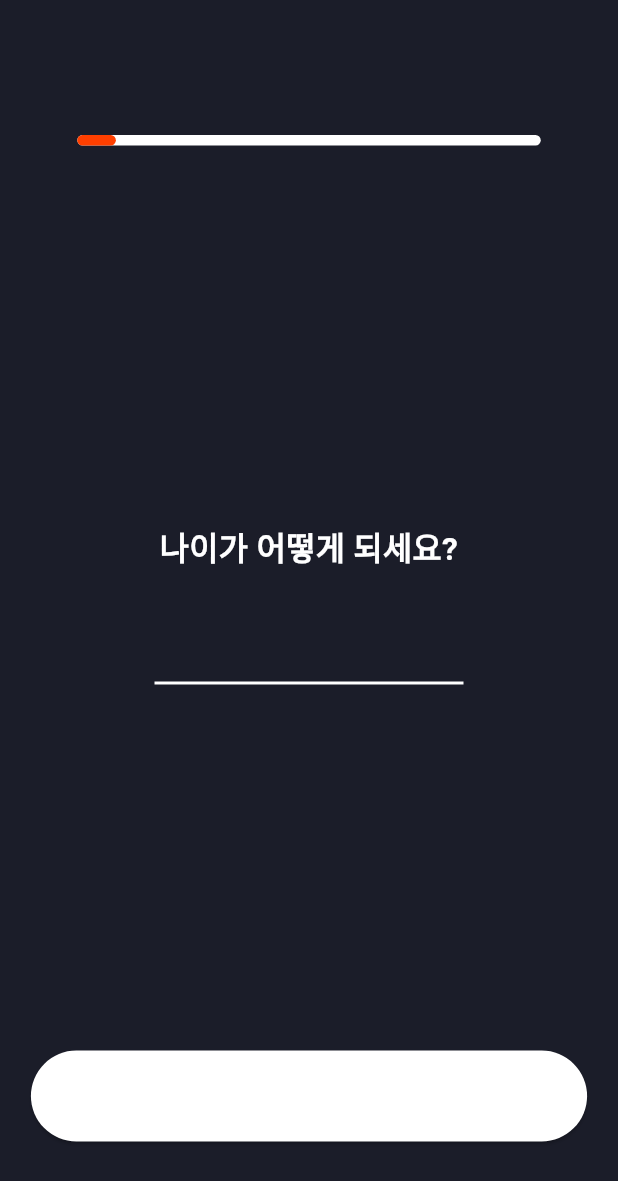
After one commit to samuel5721/chatfit, a Flutter app: the FirstServeyScreen screen opened by its route, after a tap on "다음으로", on a phone screen of 412 x 824 dp. The commit adds this screen. Shown: the top 1181 px of the screen. Run offline on Flutter 3.47's test engine with Material 3 defaults, Android fonts, the phone set to English and light mode, and no system bars; our stand-ins replace firebase_core, firebase_storage, flutter_calendar_carousel, flutter_screenutil, flutter_svg, flutter_tts and 1 more; accounts and stored records are empty.

Commit message:
feat: rem, servey

```diff
--- a/lib/main.dart
+++ b/lib/main.dart
@@ -1,6 +1,7 @@
 import 'package:flutter/material.dart';
 import 'package:chatfit/routes.dart';
 import 'package:firebase_core/firebase_core.dart';
+import 'package:flutter_screenutil/flutter_screenutil.dart';
 
 void main() async {
   WidgetsFlutterBinding.ensureInitialized();
@@ -18,20 +19,29 @@ class MyApp extends StatefulWidget {
 class _MyAppState extends State<MyApp> {
   @override
   Widget build(BuildContext context) {
-    return MaterialApp(
+    return ScreenUtilInit(
+      designSize: const Size(390, 784),
+      child: MaterialApp(
         title: 'Flutter Demo',
         theme: ThemeData(
           primaryColor: const Color(0xff1B1D29),
           scaffoldBackgroundColor: const Color(0xff1B1D29),
           colorScheme: ColorScheme.fromSwatch().copyWith(
             primary: const Color(0xffFF3F00),
+            secondary: const Color(0xffffffff),
           ),
           textTheme: Typography.blackMountainView.apply(
             bodyColor: Colors.white,
             displayColor: Colors.white,
           ),
         ),
+        builder: (context, child) {
+          return MediaQuery(
+              data: MediaQuery.of(context).copyWith(textScaleFactor: 1.0),
+              child: child!);
+        },
         routes: routes,
+      ),
     );
   }
 }
--- /dev/null
+++ b/lib/screens/initial_screens/first_servey_screen.dart
@@ -0,0 +1,188 @@
+import 'package:flutter/foundation.dart';
+import 'package:flutter/material.dart';
+import 'package:flutter/services.dart';
+import 'package:flutter_screenutil/flutter_screenutil.dart';
+
+class FirstServeyScreen extends StatefulWidget {
+  const FirstServeyScreen({super.key});
+
+  @override
+  State<FirstServeyScreen> createState() => _FirstServeyScreenState();
+}
+
+class _FirstServeyScreenState extends State<FirstServeyScreen> {
+  int progress = 0;
+  int length = 12;
+
+  @override
+  Widget build(BuildContext context) {
+    final double screenWidth = MediaQuery.of(context).size.width;
+    final double screenHeight = MediaQuery.of(context).size.height;
+
+    return Scaffold(
+      body: SingleChildScrollView(
+        child: Center(
+          child: Column(
+            crossAxisAlignment: CrossAxisAlignment.center,
+            mainAxisAlignment: MainAxisAlignment.spaceBetween,
+            children: [
+              SizedBox(
+                height: screenHeight * 0.85,
+                child: (progress == 0)
+                    ? const FirstBox()
+                    : (progress > 0)
+                        ? Column(
+                            mainAxisAlignment: MainAxisAlignment.center,
+                            children: [
+                              SizedBox(
+                                width: screenWidth * 0.75,
+                                height: 100.h,
+                                child: Column(
+                                  children: [
+                                    const SizedBox(height: 90),
+                                    LinearProgressIndicator(
+                                      backgroundColor: Colors.white,
+                                      borderRadius: BorderRadius.circular(10),
+                                      minHeight: 7,
+                                      value: progress / length,
+                                    ),
+                                  ],
+                                ),
+                              ),
+                              SizedBox(
+                                width: screenWidth * 0.9,
+                                height: screenHeight * 0.85 - 100.h,
+                                child: Column(
+                                  mainAxisAlignment: MainAxisAlignment.center,
+                                  children: [
+                                    const MainText(
+                                      text: '나이가 어떻게 되세요?',
+                                    ),
+                                    SizedBox(height: 20.h),
+                                    SizedBox(
+                                      width: screenWidth * 0.5,
+                                      child: TextField(
+                                        keyboardType: TextInputType.number,
+                                        inputFormatters: <TextInputFormatter>[
+                                          FilteringTextInputFormatter
+                                              .digitsOnly,
+                                        ],
+                                        decoration: const InputDecoration(
+                                          enabledBorder: UnderlineInputBorder(
+                                            borderSide: BorderSide(
+                                              color: Colors.white,
+                                              width: 2.0,
+                                            ),
+                                          ),
+                                        ),
+                                        style: TextStyle(
+                                          fontSize: 24.sp,
+                                          fontWeight: FontWeight.bold,
+                                        ),
+                                        textAlign: TextAlign.center,
+                                      ),
+                                    ),
+                                  ],
+                                ),
+                              ),
+                            ],
+                          )
+                        : Container(),
+              ),
+              SizedBox(
+                height: screenHeight * 0.15,
+                child: Column(
+                  children: [
+                    SizedBox(
+                      width: screenWidth * 0.9,
+                      height: screenHeight * 0.15 - 60.h,
+                      child: ElevatedButton(
+                        onPressed: () {
+                          setState(() {
+                            progress++;
+                          });
+                        },
+                        style: ElevatedButton.styleFrom(
+                          shape: RoundedRectangleBorder(
+                            borderRadius: BorderRadius.circular(100.0),
+                          ),
+                        ),
+                        child: Text(
+                          '다음으로',
+                          style: TextStyle(
+                            color: Colors.white,
+                            fontWeight: FontWeight.bold,
+                            fontSize: 18.sp,
+                          ),
+                        ),
+                      ),
+                    ),
+                    SizedBox(
+                      height: 60.h,
+                    ),
+                  ],
+                ),
+              ),
+            ],
+          ),
+        ),
+      ),
+    );
+  }
+}
+
+class FirstBox extends StatelessWidget {
+  const FirstBox({super.key});
+
+  @override
+  Widget build(BuildContext context) {
+    final double screenWidth = MediaQuery.of(context).size.width;
+    final double screenHeight = MediaQuery.of(context).size.height;
+    return Column(
+      mainAxisAlignment: MainAxisAlignment.center,
+      children: [
+        SizedBox(
+          width: screenWidth * 0.8,
+          height: screenHeight * 0.3,
+          child: Image.asset('assets/images/welcome.png'),
+        ),
+        SizedBox(height: 10.h),
+        Text(
+          '안녕하세요!',
+          textAlign: TextAlign.center,
+          style: TextStyle(fontWeight: FontWeight.bold, fontSize: 22.sp),
+        ),
+        Text(
+          '채핏 사용을 환영해요!',
+          textAlign: TextAlign.center,
+          style: TextStyle(fontWeight: FontWeight.bold, fontSize: 20.sp),
+        ),
+        SizedBox(height: 30.h),
+        Text(
+          '목적 달성을 위해 간단한\n정보를 수집할게요!',
+          textAlign: TextAlign.center,
+          style: TextStyle(fontWeight: FontWeight.normal, fontSize: 16.sp),
+        ),
+      ],
+    );
+  }
+}
+
+class MainText extends StatelessWidget {
+  final String text;
+
+  const MainText({super.key, required this.text});
+
+  @override
+  Widget build(BuildContext context) {
+    return Text(
+      text,
+      textAlign: TextAlign.center,
+      style: TextStyle(
+        color: Colors.white,
+        fontWeight: FontWeight.bold,
+        fontSize: 20.sp,
+      ),
+    );
+  }
+}
--- a/lib/screens/main_screen.dart
+++ b/lib/screens/main_screen.dart
@@ -1,4 +1,5 @@
 import 'package:flutter/material.dart';
+import 'package:flutter_svg/svg.dart';
 
 class MainScreen extends StatelessWidget {
   const MainScreen({super.key});
@@ -17,6 +18,7 @@ class MainScreen extends StatelessWidget {
             LocateButton(location: 'chatbox'),
             LocateButton(location: 'inputs'),
             LocateButton(location: 'calender'),
+            LocateButton(location: 'firstservey'),
           ],
         ),
       ),
--- a/pubspec.yaml
+++ b/pubspec.yaml
@@ -41,6 +41,8 @@ dependencies:
   flutter_tts: ^4.0.2
   flutter_calendar_carousel: ^2.4.3
   flutter_local_notifications: ^17.1.2
+  flutter_svg: ^2.0.10+1
+  flutter_screenutil: ^5.9.3
 
 dev_dependencies:
   flutter_test:
@@ -62,6 +64,8 @@ flutter:
   # included with your application, so that you can use the icons in
   # the material Icons class.
   uses-material-design: true
+  assets:
+    - assets/images/
 
   # To add assets to your application, add an assets section, like this:
   # assets:
```
Also changed, not shown: assets/images/welcome.png (added), pubspec.lock, 1 other file. Lines whose indentation alone changed are shown as unchanged.
